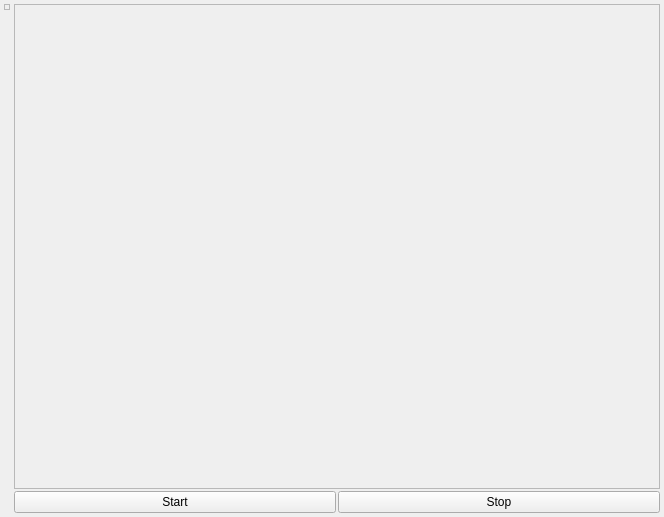
Before: the Qt Designer form ui/control.ui in hirikesh/gorgoneye, drawn with Qt 5.
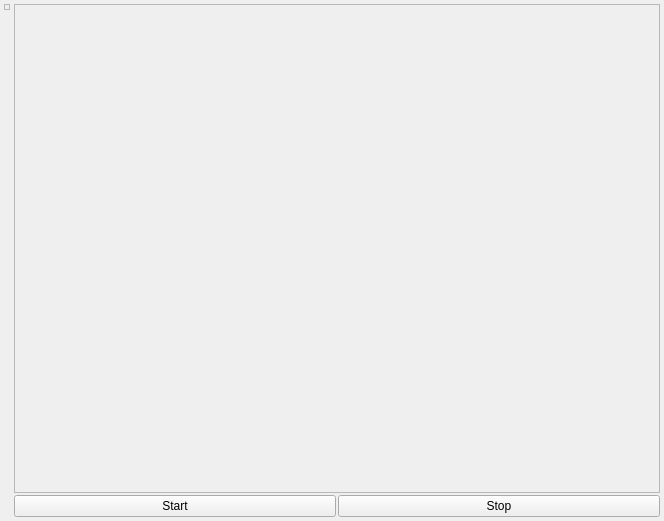
After: the same form once the commit is applied.

Commit message: Removed minimum size for scroll area and put filter buttons into grid layout.

Patch:
```diff
--- a/ui/control.ui
+++ b/ui/control.ui
@@ -7,7 +7,7 @@
     <x>0</x>
     <y>0</y>
     <width>664</width>
-    <height>517</height>
+    <height>521</height>
    </rect>
   </property>
   <property name="sizePolicy">
@@ -87,12 +87,6 @@
          <verstretch>0</verstretch>
         </sizepolicy>
        </property>
-       <property name="minimumSize">
-        <size>
-         <width>640</width>
-         <height>480</height>
-        </size>
-       </property>
        <property name="horizontalScrollBarPolicy">
         <enum>Qt::ScrollBarAsNeeded</enum>
        </property>
```
Left out of the diff: 9 changed lines with no effect on the pictures. The commit also changes 2 other files.
